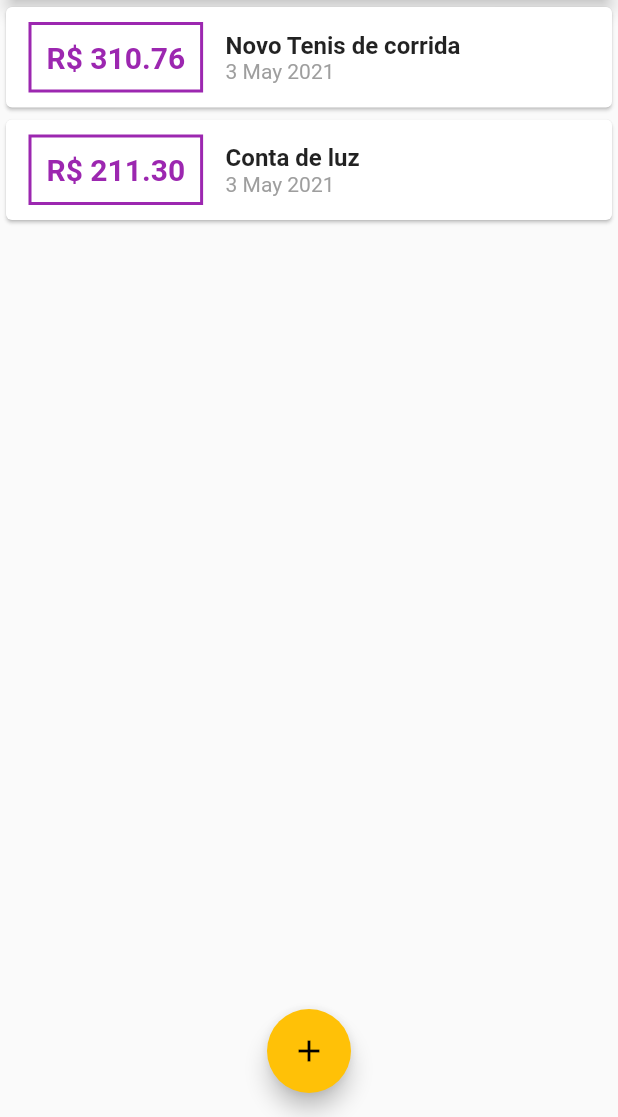
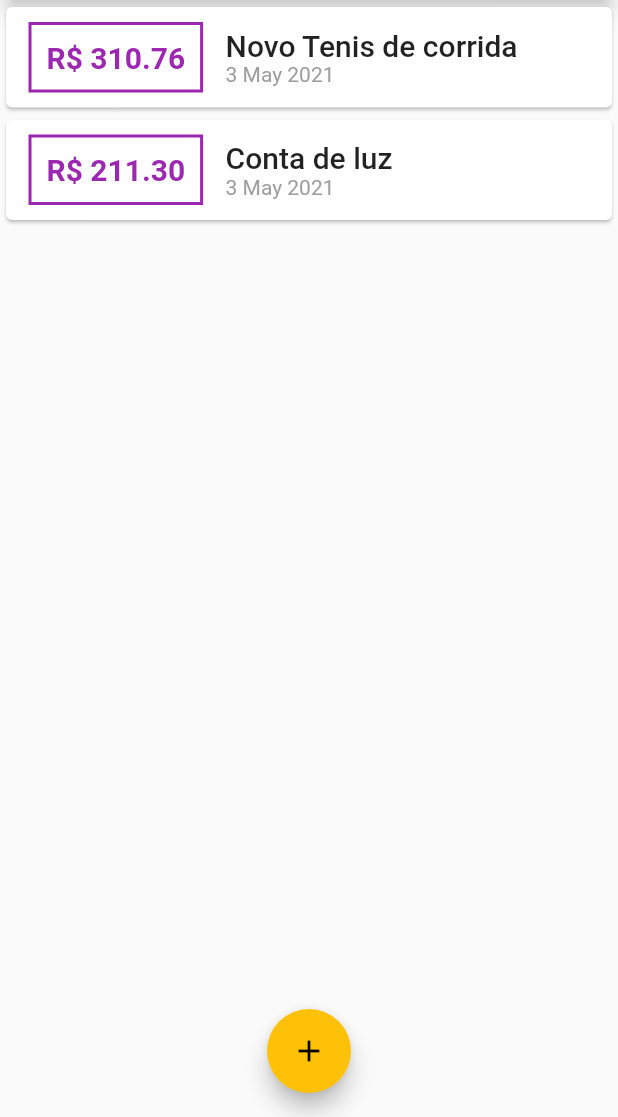
Before and after one commit to elizeurjr/MyExpenses, a Flutter app: the screen it shows after launch, on a phone screen of 412 x 824 dp, the part 119-1236 px from its top. Run offline on Flutter 3.47's test engine with Material 2 defaults, Android fonts, the phone set to English and light mode, and no system bars.

Commit message:
Imput fonts

```diff
--- a/lib/components/transaction_list.dart
+++ b/lib/components/transaction_list.dart
@@ -40,10 +40,7 @@ class TransactionList extends StatelessWidget {
                   children: [
                     Text(
                       tr.title,
-                      style: TextStyle(
-                        fontSize: 16,
-                        fontWeight: FontWeight.bold,
-                      ),
+                      style: Theme.of(context).textTheme.headline6,
                     ),
                     Text(
                       DateFormat('d MMM y').format(tr.date),
```
